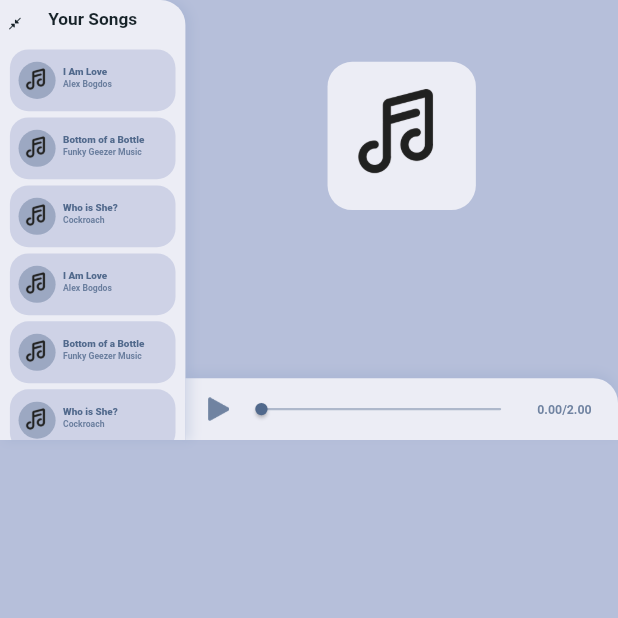
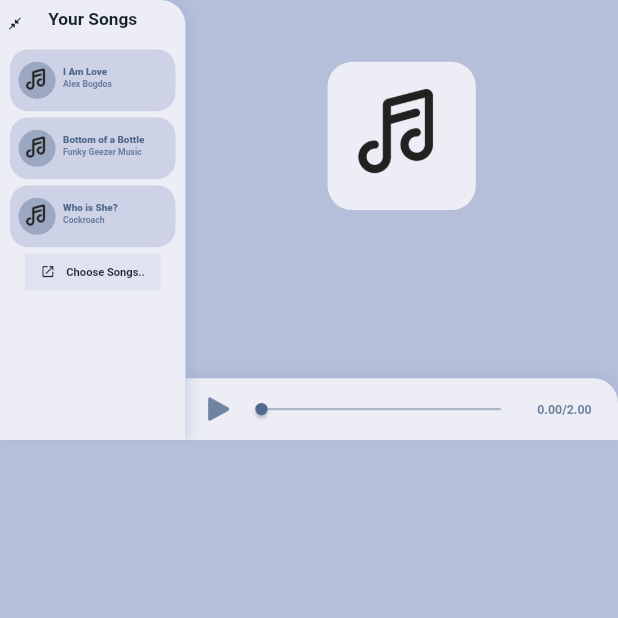
Before and after one commit to alexbogdos/Music-Player, a Flutter app: the screen it shows after launch, on a phone screen of 412 x 824 dp, the top half of it. Run offline on Flutter 3.47's test engine with Material 2 defaults, Android fonts, the phone set to English and light mode, and no system bars; our stand-ins replace audioplayers, file_picker.

Commit message:
Deleted list entries

```diff
--- a/lib/main.dart
+++ b/lib/main.dart
@@ -106,171 +106,6 @@
       artist: 'Cockroach',
       path: '',
     ),
-    const Song(
-      title: 'I Am Love',
-      artist: 'Alex Bogdos',
-      path: '',
-    ),
-    const Song(
-      title: 'Bottom of a Bottle',
-      artist: 'Funky Geezer Music',
-      path: '',
-    ),
-    const Song(
-      title: 'Who is She?',
-      artist: 'Cockroach',
-      path: '',
-    ),
-    const Song(
-      title: 'I Am Love',
-      artist: 'Alex Bogdos',
-      path: '',
-    ),
-    const Song(
-      title: 'Bottom of a Bottle',
-      artist: 'Funky Geezer Music',
-      path: '',
-    ),
-    const Song(
-      title: 'Who is She?',
-      artist: 'Cockroach',
-      path: '',
-    ),
-    const Song(
-      title: 'I Am Love',
-      artist: 'Alex Bogdos',
-      path: '',
-    ),
-    const Song(
-      title: 'Bottom of a Bottle',
-      artist: 'Funky Geezer Music',
-      path: '',
-    ),
-    const Song(
-      title: 'Who is She?',
-      artist: 'Cockroach',
-      path: '',
-    ),
-    const Song(
-      title: 'I Am Love',
-      artist: 'Alex Bogdos',
-      path: '',
-    ),
-    const Song(
-      title: 'Bottom of a Bottle',
-      artist: 'Funky Geezer Music',
-      path: '',
-    ),
-    const Song(
-      title: 'Who is She?',
-      artist: 'Cockroach',
-      path: '',
-    ),
-    const Song(
-      title: 'I Am Love',
-      artist: 'Alex Bogdos',
-      path: '',
-    ),
-    const Song(
-      title: 'Bottom of a Bottle',
-      artist: 'Funky Geezer Music',
-      path: '',
-    ),
-    const Song(
-      title: 'Who is She?',
-      artist: 'Cockroach',
-      path: '',
-    ),
-    const Song(
-      title: 'I Am Love',
-      artist: 'Alex Bogdos',
-      path: '',
-    ),
-    const Song(
-      title: 'Bottom of a Bottle',
-      artist: 'Funky Geezer Music',
-      path: '',
-    ),
-    const Song(
-      title: 'Who is She?',
-      artist: 'Cockroach',
-      path: '',
-    ),
-    const Song(
-      title: 'I Am Love',
-      artist: 'Alex Bogdos',
-      path: '',
-    ),
-    const Song(
-      title: 'Bottom of a Bottle',
-      artist: 'Funky Geezer Music',
-      path: '',
-    ),
-    const Song(
-      title: 'Who is She?',
-      artist: 'Cockroach',
-      path: '',
-    ),
-    const Song(
-      title: 'I Am Love',
-      artist: 'Alex Bogdos',
-      path: '',
-    ),
-    const Song(
-      title: 'Bottom of a Bottle',
-      artist: 'Funky Geezer Music',
-      path: '',
-    ),
-    const Song(
-      title: 'Who is She?',
-      artist: 'Cockroach',
-      path: '',
-    ),
-    const Song(
-      title: 'I Am Love',
-      artist: 'Alex Bogdos',
-      path: '',
-    ),
-    const Song(
-      title: 'Bottom of a Bottle',
-      artist: 'Funky Geezer Music',
-      path: '',
-    ),
-    const Song(
-      title: 'Who is She?',
-      artist: 'Cockroach',
-      path: '',
-    ),
-    const Song(
-      title: 'I Am Love',
-      artist: 'Alex Bogdos',
-      path: '',
-    ),
-    const Song(
-      title: 'Bottom of a Bottle',
-      artist: 'Funky Geezer Music',
-      path: '',
-    ),
-    const Song(
-      title: 'Who is She?',
-      artist: 'Cockroach',
-      path: '',
-    ),
-    const Song(
-      title: 'I Am Love',
-      artist: 'Alex Bogdos',
-      path: '',
-    ),
-    const Song(
-      title: 'Bottom of a Bottle',
-      artist: 'Funky Geezer Music',
-      path: '',
-    ),
-    const Song(
-      title: 'Who is She?',
-      artist: 'Cockroach',
-      path: '',
-    ),
   ];
 
   @override
```
